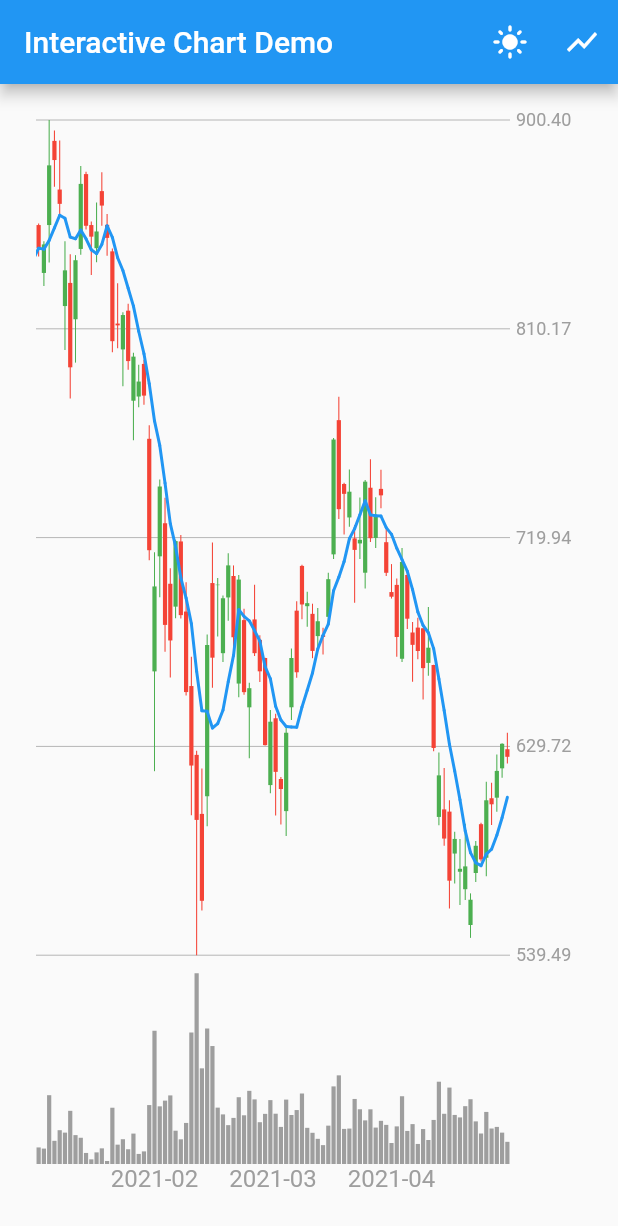
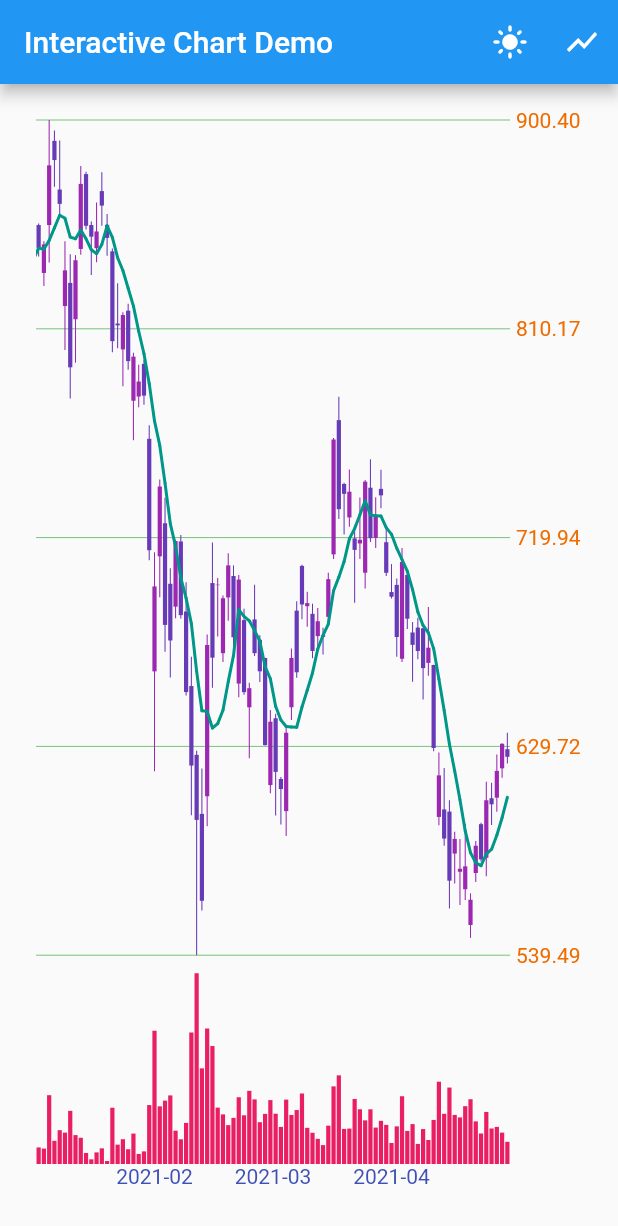
Before and after one commit to fluttercandies/flutter-interactive-chart, a Flutter app: the screen it shows after launch, after a tap on the "bar chart" icon, on a phone screen of 412 x 824 dp. Shown: the top 1226 px of the screen. Run offline on Flutter 3.47's test engine with Material 2 defaults, Android fonts, the phone set to English and light mode, and no system bars.

Commit message:
Add ChartStyle for customizing colors

```diff
--- a/example/lib/main.dart
+++ b/example/lib/main.dart
@@ -2,6 +2,7 @@ import 'package:flutter/material.dart';
 
 import 'package:interactive_chart/candle_data.dart';
 import 'package:interactive_chart/interactive_chart.dart';
+import 'package:interactive_chart/chart_style.dart';
 
 import 'mock_data.dart';
 
@@ -49,9 +50,23 @@ class _MyAppState extends State<MyApp> {
             ),
           ],
         ),
-        body: Padding(
-          padding: const EdgeInsets.all(24.0),
-          child: InteractiveChart(candles: _data),
+        body: SafeArea(
+          minimum: const EdgeInsets.all(24.0),
+          child: InteractiveChart(
+            candles: _data,
+            style: ChartStyle(
+              priceGainColor: Colors.purple,
+              priceLossColor: Colors.deepPurple,
+              volumeColor: Colors.pink,
+              trendLineColor: Colors.teal,
+              priceGridLineColor: Colors.green,
+              priceLabelStyle: TextStyle(color: Colors.orange[800]!),
+              dateLabelStyle: TextStyle(color: Colors.indigo),
+              selectionHighlightColor: Colors.yellow.withOpacity(0.5),
+              overlayBackgroundColor: Colors.blue[100]!.withOpacity(0.8),
+              overlayTextStyle: TextStyle(color: Colors.blue[900]),
+            ),
+          ),
         ),
       ),
     );
--- a/lib/candle_data.dart
+++ b/lib/candle_data.dart
@@ -6,7 +6,7 @@ class CandleData {
   final double? close;
   final double? volume;
 
-  double? priceMA; // moving average of [close]
+  double? trend; // data point for drawing trend line, e.g. moving average
 
   CandleData({
     required this.timestamp,
@@ -19,21 +19,22 @@ class CandleData {
 
   static void computeMA(List<CandleData> data, [int period = 7]) {
     if (data.length < period * 2) return;
-    final first = data.take(period).map((d) => d.close).whereType<double>();
-    double ma = first.reduce((a, b) => a + b) / first.length;
+    final firstPeriod =
+        data.take(period).map((d) => d.close).whereType<double>();
+    double ma = firstPeriod.reduce((a, b) => a + b) / firstPeriod.length;
 
     for (int i = period; i < data.length; i++) {
       final curr = data[i].close;
       final prev = data[i - period].close;
       if (curr != null && prev != null) {
         ma = (ma * period + curr - prev) / period;
-        data[i].priceMA = ma;
+        data[i].trend = ma;
       }
     }
   }
 
   static void deleteMA(List<CandleData> data) {
-    data.forEach((element) => element.priceMA = null);
+    data.forEach((element) => element.trend = null);
   }
 
   @override
--- a/lib/chart_painter.dart
+++ b/lib/chart_painter.dart
@@ -1,7 +1,6 @@
 import 'dart:math';
 
-import 'package:flutter/material.dart';
-import 'package:intl/intl.dart' as intl;
+import 'package:flutter/widgets.dart';
 
 import 'candle_data.dart';
 import 'painter_params.dart';
@@ -17,7 +16,7 @@ class ChartPainter extends CustomPainter {
     _drawDateLabels(canvas, params);
     _drawPriceGridAndLabels(canvas, params);
 
-    // Draw prices, volumes & moving averages
+    // Draw prices, volumes & trend line
     canvas.save();
     canvas.clipRect(Offset.zero & Size(params.chartWidth, params.chartHeight));
     // canvas.drawRect(
@@ -40,19 +39,7 @@ class ChartPainter extends CustomPainter {
   }
 
   void _drawDateLabels(canvas, PainterParams params) {
-    final count = params.candles.length;
-
-    String getDate(int timestamp) {
-      final date = DateTime.fromMillisecondsSinceEpoch(timestamp * 1000)
-          .toIso8601String()
-          .split("T")
-          .first
-          .split("-");
-
-      if (count < 20) return "${date[1]}-${date[2]}"; // mm-dd
-      return "${date[0]}-${date[1]}"; // yyyy-mm
-    }
-
+    // We draw one date label per 90 pixels of screen width
     final lineCount = params.chartWidth ~/ 90;
     final gap = 1 / (lineCount + 1);
     for (int i = 1; i <= lineCount; i++) {
@@ -60,13 +47,11 @@ class ChartPainter extends CustomPainter {
       final index = params.getCandleIndexFromOffset(x);
       if (index < params.candles.length) {
         final candle = params.candles[index];
+        final visibleDataCount = params.candles.length;
         final dateTp = TextPainter(
           text: TextSpan(
-            text: getDate(candle.timestamp),
-            style: TextStyle(
-              fontSize: 16,
-              color: Colors.grey,
-            ),
+            text: params.getDateLabel(candle.timestamp, visibleDataCount),
+            style: params.style.dateLabelStyle,
           ),
         )
           ..textDirection = TextDirection.ltr
@@ -85,15 +70,12 @@ class ChartPainter extends CustomPainter {
         Offset(params.chartWidth, params.fitPrice(y)),
         Paint()
           ..strokeWidth = 0.5
-          ..color = Colors.grey.withOpacity(1.0),
+          ..color = params.style.priceGridLineColor,
       );
       final priceTp = TextPainter(
         text: TextSpan(
-          text: y.toStringAsFixed(2),
-          style: TextStyle(
-            fontSize: 12,
-            color: Colors.grey,
-          ),
+          text: params.getPriceLabel(y),
+          style: params.style.priceLabelStyle,
         ),
       )
         ..textDirection = TextDirection.ltr
@@ -112,17 +94,15 @@ class ChartPainter extends CustomPainter {
     final x = i * params.candleWidth;
     final thickWidth = max(params.candleWidth * 0.8, 0.8);
     final thinWidth = max(params.candleWidth * 0.2, 0.2);
-    final maPaint = Paint() // paint used for moving average
-      ..strokeWidth = 2.0
-      ..strokeCap = StrokeCap.round
-      ..color = Colors.blue;
     // Draw price bar
     final open = candle.open;
     final close = candle.close;
     final high = candle.high;
     final low = candle.low;
-    if (open != null && close != null && high != null && low != null) {
-      final color = open > close ? Colors.red : Colors.green;
+    if (open != null && close != null) {
+      final color = open > close
+          ? params.style.priceLossColor
+          : params.style.priceGainColor;
       canvas.drawLine(
         Offset(x, params.fitPrice(open)),
         Offset(x, params.fitPrice(close)),
@@ -130,6 +110,7 @@ class ChartPainter extends CustomPainter {
           ..strokeWidth = thickWidth
           ..color = color,
       );
+      if (high != null && low != null) {
         canvas.drawLine(
           Offset(x, params.fitPrice(high)),
           Offset(x, params.fitPrice(low)),
@@ -137,6 +118,7 @@ class ChartPainter extends CustomPainter {
             ..strokeWidth = thinWidth
             ..color = color,
         );
+      }
     }
     // Draw volume bar
     final volume = candle.volume;
@@ -146,35 +128,42 @@ class ChartPainter extends CustomPainter {
         Offset(x, params.fitVolume(volume)),
         Paint()
           ..strokeWidth = thickWidth
-          ..color = Colors.grey,
+          ..color = params.style.volumeColor,
       );
     }
-    // Draw average line
-    final ma = candle.priceMA;
-    final prevMa = params.candles.at(i - 1)?.priceMA;
-    if (ma != null && prevMa != null) {
+    // Draw trend line
+    final trendLinePaint = Paint()
+      ..strokeWidth = 2.0
+      ..strokeCap = StrokeCap.round
+      ..color = params.style.trendLineColor;
+    final pt = candle.trend; // current data point
+    final prevPt = params.candles.at(i - 1)?.trend;
+    if (pt != null && prevPt != null) {
       canvas.drawLine(
-        Offset(x - params.candleWidth, params.fitPrice(prevMa)),
-        Offset(x, params.fitPrice(ma)),
-        maPaint,
+        Offset(x - params.candleWidth, params.fitPrice(prevPt)),
+        Offset(x, params.fitPrice(pt)),
+        trendLinePaint,
       );
     }
     if (i == 0) {
       // In the front, draw an extra line connecting to out-of-window data
-      if (ma != null && params.maLeading != null) {
+      if (pt != null && params.leadingTrend != null) {
         canvas.drawLine(
-          Offset(x - params.candleWidth, params.fitPrice(params.maLeading!)),
-          Offset(x, params.fitPrice(ma)),
-          maPaint,
+          Offset(x - params.candleWidth, params.fitPrice(params.leadingTrend!)),
+          Offset(x, params.fitPrice(pt)),
+          trendLinePaint,
         );
       }
     } else if (i == params.candles.length - 1) {
       // At the end, draw an extra line connecting to out-of-window data
-      if (ma != null && params.maTrailing != null) {
+      if (pt != null && params.trailingTrend != null) {
         canvas.drawLine(
-          Offset(x, params.fitPrice(ma)),
-          Offset(x + params.candleWidth, params.fitPrice(params.maTrailing!)),
-          maPaint,
+          Offset(x, params.fitPrice(pt)),
+          Offset(
+            x + params.candleWidth,
+            params.fitPrice(params.trailingTrend!),
+          ),
+          trendLinePaint,
         );
       }
     }
@@ -192,42 +181,28 @@ class ChartPainter extends CustomPainter {
         Offset(i * params.candleWidth, params.chartHeight),
         Paint()
           ..strokeWidth = max(params.candleWidth * 0.88, 1.0)
-          ..color = Colors.grey.withOpacity(0.2));
+          ..color = params.style.selectionHighlightColor);
     canvas.restore();
     // Draw info pane
     _drawTapInfoOverlay(canvas, params, candle);
   }
 
   void _drawTapInfoOverlay(canvas, PainterParams params, CandleData candle) {
-    final Color textColor = Colors.grey[200]!;
-    final Color panelBgColor = Colors.grey[600]!.withOpacity(0.9);
     final xGap = 8.0;
     final yGap = 4.0;
 
     TextPainter makeTP(String text) => TextPainter(
           text: TextSpan(
             text: text,
-            style: TextStyle(
-              fontSize: 16,
-              color: textColor,
-            ),
+            style: params.style.overlayTextStyle,
           ),
         )
           ..textDirection = TextDirection.ltr
           ..layout();
 
-    final labels = ["Date", "Open", "High", "Low", "Close", "Volume"]
-        .map((text) => makeTP(text))
-        .toList();
-    final values = [
-      intl.DateFormat.yMMMd()
-          .format(DateTime.fromMillisecondsSinceEpoch(candle.timestamp * 1000)),
-      candle.open?.toStringAsFixed(2) ?? "-",
-      candle.high?.toStringAsFixed(2) ?? "-",
-      candle.low?.toStringAsFixed(2) ?? "-",
-      candle.close?.toStringAsFixed(2) ?? "-",
-      candle.volume?.asAbbreviated() ?? "-",
-    ].map((text) => makeTP(text)).toList();
+    final info = params.getOverlayInfo(candle);
+    final labels = info.keys.map((text) => makeTP(text)).toList();
+    final values = info.values.map((text) => makeTP(text)).toList();
 
     final labelsMaxWidth = labels.map((tp) => tp.width).reduce(max);
     final valuesMaxWidth = values.map((tp) => tp.width).reduce(max);
@@ -257,7 +232,7 @@ class ChartPainter extends CustomPainter {
           Offset.zero & Size(panelWidth, panelHeight),
           Radius.circular(8),
         ),
-        Paint()..color = panelBgColor);
+        Paint()..color = params.style.overlayBackgroundColor);
     for (int i = 0; i < labels.length; i++) {
       labels[i].paint(
         canvas,
@@ -279,22 +254,6 @@ class ChartPainter extends CustomPainter {
   bool shouldRepaint(ChartPainter oldDelegate) => true;
 }
 
-extension Formatting on double {
-  String asPercent() {
-    final format = this < 100 ? "##0.00" : "#,###";
-    final v = intl.NumberFormat(format, "en_US").format(this);
-    return "${this >= 0 ? '+' : ''}$v%";
-  }
-
-  String asAbbreviated() {
-    if (this < 1000) return this.toStringAsFixed(3);
-    if (this >= 1e18) return this.toStringAsExponential(3);
-    final s = intl.NumberFormat("#,###", "en_US").format(this).split(",");
-    const suffixes = ["K", "M", "B", "T", "Q"];
-    return "${s[0]}.${s[1]}${suffixes[s.length - 2]}";
-  }
-}
-
 extension ElementAtOrNull<E> on List<E> {
   E? at(int index) {
     if (index < 0 || index >= length) return null;
--- /dev/null
+++ b/lib/chart_style.dart
@@ -0,0 +1,51 @@
+import 'package:flutter/material.dart';
+
+class ChartStyle {
+  final double volumeHeightFactor;
+  final double priceLabelWidth;
+  final double dateLabelHeight;
+
+  final TextStyle dateLabelStyle;
+  final TextStyle priceLabelStyle;
+  final TextStyle overlayTextStyle;
+
+  /// The color to use when the `close` price is higher than `open` price.
+  final Color priceGainColor;
+
+  /// The color to use when the `close` price is lower than `open` price.
+  final Color priceLossColor;
+
+  /// The color of the `volume` bars.
+  final Color volumeColor;
+
+  /// The color of the trend line, if available.
+  final Color trendLineColor;
+  final Color priceGridLineColor;
+  final Color selectionHighlightColor;
+  final Color overlayBackgroundColor;
+
+  const ChartStyle({
+    this.volumeHeightFactor = 0.2,
+    this.priceLabelWidth = 48.0,
+    this.dateLabelHeight = 24.0,
+    this.dateLabelStyle = const TextStyle(
+      fontSize: 16,
+      color: Colors.grey,
+    ),
+    this.priceLabelStyle = const TextStyle(
+      fontSize: 12,
+      color: Colors.grey,
+    ),
+    this.overlayTextStyle = const TextStyle(
+      fontSize: 16,
+      color: Colors.white,
+    ),
+    this.priceGainColor = Colors.green,
+    this.priceLossColor = Colors.red,
+    this.volumeColor = Colors.grey,
+    this.trendLineColor = Colors.blue,
+    this.priceGridLineColor = Colors.grey,
+    this.selectionHighlightColor = const Color(0x33757575),
+    this.overlayBackgroundColor = const Color(0xEE757575),
+  });
+}
--- a/lib/interactive_chart.dart
+++ b/lib/interactive_chart.dart
@@ -1,19 +1,20 @@
 import 'dart:math';
-import 'dart:ui';
 
-import 'package:flutter/foundation.dart';
-import 'package:flutter/material.dart';
+import 'package:flutter/widgets.dart';
 
 import 'candle_data.dart';
 import 'chart_painter.dart';
+import 'chart_style.dart';
 import 'painter_params.dart';
 
 class InteractiveChart extends StatefulWidget {
   final List<CandleData> candles;
+  final ChartStyle style;
 
-  const InteractiveChart({Key? key, required this.candles})
-      : assert(candles.length >= 3,
-            "InteractiveChart requires at least 3 data points"),
+  const InteractiveChart({Key? key, required this.candles, ChartStyle? style})
+      : this.style = style ?? const ChartStyle(),
+        assert(candles.length >= 3,
+            "InteractiveChart requires 3 or more CandleData"),
         super(key: key);
 
   @override
@@ -27,7 +28,7 @@ class _InteractiveChartState extends State<InteractiveChart> {
   // The x offset (in px) of current visible chart window,
   // measured against the beginning of the chart.
   // i.e. a value of 0.0 means we are displaying data for the very first day,
-  // and a value of 2 * _candleWidth would be skipping the first 2 days.
+  // and a value of 20 * _candleWidth would be skipping the first 20 days.
   late double _startOffset;
 
   // The position that user is currently tapping, null if user let go.
@@ -43,7 +44,7 @@ class _InteractiveChartState extends State<InteractiveChart> {
     return LayoutBuilder(
       builder: (BuildContext context, BoxConstraints constraints) {
         final size = constraints.biggest;
-        final w = size.width - PainterParams.priceLabelWidth;
+        final w = size.width - widget.style.priceLabelWidth;
         _handleResize(w);
 
         // Find the visible data range
@@ -52,17 +53,24 @@ class _InteractiveChartState extends State<InteractiveChart> {
         final int end = (start + count).clamp(start, widget.candles.length);
         final candlesInRange = widget.candles.getRange(start, end).toList();
         if (end < widget.candles.length) {
+          // Put in an extra item, since it can become visible when scrolling
           final nextItem = widget.candles[end];
           candlesInRange.add(nextItem);
         }
 
-        // If possible, find neighbouring "moving average" data,
+        // If possible, find neighbouring trend line data,
         // so the chart could draw better-connected lines
-        final maLeading = widget.candles.at(start - 1)?.priceMA;
-        final maTrailing = widget.candles.at(end + 1)?.priceMA;
+        final leadingTrend = widget.candles.at(start - 1)?.trend;
+        final trailingTrend = widget.candles.at(end + 1)?.trend;
 
-        // Find the horizontal shift needed when drawing the candles
-        final xShift = _candleWidth / 2 - (_startOffset - start * _candleWidth);
+        // Find the horizontal shift needed when drawing the candles.
+        // First, always shift the chart by half a candle, because when we
+        // draw a line using a thick paint, it spreads to both sides.
+        // Then, we find out how much "fraction" of a candle is visible, since
+        // when users scroll, they don't always stop at exact intervals.
+        final halfCandle = _candleWidth / 2;
+        final fractionCandle = _startOffset - start * _candleWidth;
+        final xShift = halfCandle - fractionCandle;
 
         // Calculate min and max among the visible data
         final maxPrice =
@@ -92,6 +100,7 @@ class _InteractiveChartState extends State<InteractiveChart> {
             tween: PainterParamsTween(
               end: PainterParams(
                 candles: candlesInRange,
+                style: widget.style,
                 size: size,
                 candleWidth: _candleWidth,
                 startOffset: _startOffset,
@@ -101,15 +110,14 @@ class _InteractiveChartState extends State<InteractiveChart> {
                 minVol: minVol,
                 xShift: xShift,
                 tapPosition: _tapPosition,
-                maLeading: maLeading,
-                maTrailing: maTrailing,
+                leadingTrend: leadingTrend,
+                trailingTrend: trailingTrend,
               ),
             ),
             // duration: Duration.zero,
             duration: Duration(milliseconds: 300),
             curve: Curves.easeOut,
-            builder:
-                (BuildContext context, PainterParams params, Widget? child) {
+            builder: (_, PainterParams params, __) {
               return CustomPaint(
                 size: size,
                 painter: ChartPainter(params),
@@ -124,22 +132,19 @@ class _InteractiveChartState extends State<InteractiveChart> {
   _onScaleUpdate(details, double w) {
     // Handle zoom
     final candleWidth = (_prevCandleWidth * details.scale)
-        .clamp(_getMaxCandleWidth(w), _getMinCandleWidth(w));
+        .clamp(_getMinCandleWidth(w), _getMaxCandleWidth(w));
     final clampedScale = candleWidth / _prevCandleWidth;
     var startOffset = _prevStartOffset * clampedScale;
     // Handle pan
     final dx = (details.localFocalPoint - _initialFocalPoint).dx * -1;
     startOffset += dx;
     // Adjust pan when zooming
-    final focalPointFactor = details.localFocalPoint.dx / w;
     final double prevCount = w / _prevCandleWidth;
     final double currCount = w / _candleWidth;
     final zoomAdjustment = (currCount - prevCount) * _candleWidth;
+    final focalPointFactor = details.localFocalPoint.dx / w;
     startOffset -= zoomAdjustment * focalPointFactor;
-    startOffset = startOffset.clamp(
-      0,
-      _getMaxStartOffset(w, candleWidth),
-    );
+    startOffset = startOffset.clamp(0, _getMaxStartOffset(w, candleWidth));
     // Apply changes
     setState(() {
       _candleWidth = candleWidth;
@@ -152,8 +157,8 @@ class _InteractiveChartState extends State<InteractiveChart> {
     if (_prevChartWidth != null) {
       // Re-clamp when size changes (e.g. screen rotation)
       _candleWidth = _candleWidth.clamp(
+        _getMinCandleWidth(w),
         _getMaxCandleWidth(w),
-        _getMinCandleWidth(w),
       );
       _startOffset = _startOffset.clamp(
         0,
@@ -169,10 +174,13 @@ class _InteractiveChartState extends State<InteractiveChart> {
     _prevChartWidth = w;
   }
 
-  double _getMaxCandleWidth(double w) => w / widget.candles.length;
+  // The narrowest candle width, i.e. when drawing all available data points.
+  double _getMinCandleWidth(double w) => w / widget.candles.length;
 
-  double _getMinCandleWidth(double w) => w / min(14, widget.candles.length);
+  // The widest candle width, e.g. when drawing 14 day chart
+  double _getMaxCandleWidth(double w) => w / min(14, widget.candles.length);
 
+  // Max start offset: how far can we scroll towards the end of the chart
   double _getMaxStartOffset(double w, double candleWidth) {
     final count = w / candleWidth; // visible candles in the window
     final start = widget.candles.length - count;
--- a/lib/painter_params.dart
+++ b/lib/painter_params.dart
@@ -1,15 +1,13 @@
 import 'dart:ui';
+import 'package:flutter/widgets.dart';
+import 'package:intl/intl.dart' as intl;
 
-import 'package:flutter/material.dart';
-
+import 'chart_style.dart';
 import 'candle_data.dart';
 
 class PainterParams {
-  static const double volumeHeightFactor = 0.2;
-  static const double priceLabelWidth = 48.0;
-  static const double dateLabelHeight = 24.0;
-
   final List<CandleData> candles;
+  final ChartStyle style;
   final Size size;
   final double candleWidth;
   final double startOffset;
@@ -18,14 +16,15 @@ class PainterParams {
   final double minPrice;
   final double maxVol;
   final double minVol;
+
   final double xShift;
-
   final Offset? tapPosition;
-  final double? maLeading;
-  final double? maTrailing;
+  final double? leadingTrend;
+  final double? trailingTrend;
 
   PainterParams({
     required this.candles,
+    required this.style,
     required this.size,
     required this.candleWidth,
     required this.startOffset,
@@ -35,14 +34,17 @@ class PainterParams {
     required this.minVol,
     required this.xShift,
     required this.tapPosition,
-    required this.maLeading,
-    required this.maTrailing,
+    required this.leadingTrend,
+    required this.trailingTrend,
   });
 
-  double get chartWidth => size.width - priceLabelWidth; // width w/o labels
-  double get chartHeight => size.height - dateLabelHeight; // height w/o labels
+  double get chartWidth => // width without price labels
+      size.width - style.priceLabelWidth;
 
-  double get volumeHeight => chartHeight * PainterParams.volumeHeightFactor;
+  double get chartHeight => // height without date labels
+      size.height - style.dateLabelHeight;
+
+  double get volumeHeight => chartHeight * style.volumeHeightFactor;
 
   double get priceHeight => chartHeight - volumeHeight;
 
@@ -63,11 +65,43 @@ class PainterParams {
     return volumeHeight - vol + priceHeight - baseAmount;
   }
 
+  String getDateLabel(int timestamp, int visibleDataCount) {
+    final date = DateTime.fromMillisecondsSinceEpoch(timestamp * 1000)
+        .toIso8601String()
+        .split("T")
+        .first
+        .split("-");
+
+    if (visibleDataCount > 20) {
+      // If more than 20 data points are visible, we should show year and month.
+      return "${date[0]}-${date[1]}"; // yyyy-mm
+    } else {
+      // Otherwise, we should show month and date.
+      return "${date[1]}-${date[2]}"; // mm-dd
+    }
+  }
+
+  String getPriceLabel(double price) => price.toStringAsFixed(2);
+
+  Map<String, String> getOverlayInfo(CandleData candle) {
+    final date = intl.DateFormat.yMMMd()
+        .format(DateTime.fromMillisecondsSinceEpoch(candle.timestamp * 1000));
+    return {
+      "Date": date,
+      "Open": candle.open?.toStringAsFixed(2) ?? "-",
+      "High": candle.high?.toStringAsFixed(2) ?? "-",
+      "Low": candle.low?.toStringAsFixed(2) ?? "-",
+      "Close": candle.close?.toStringAsFixed(2) ?? "-",
+      "Volume": candle.volume?.asAbbreviated() ?? "-",
+    };
+  }
+
   static PainterParams lerp(PainterParams a, PainterParams b, double t) {
     double lerpField(double getField(PainterParams p)) =>
         lerpDouble(getField(a), getField(b), t)!;
     return PainterParams(
       candles: b.candles,
+      style: b.style,
       size: b.size,
       candleWidth: b.candleWidth,
       startOffset: b.startOffset,
@@ -77,8 +111,8 @@ class PainterParams {
       minVol: lerpField((p) => p.minVol),
       xShift: b.xShift,
       tapPosition: b.tapPosition,
-      maLeading: b.maLeading,
-      maTrailing: b.maTrailing,
+      leadingTrend: b.leadingTrend,
+      trailingTrend: b.trailingTrend,
     );
   }
 }
@@ -92,3 +126,19 @@ class PainterParamsTween extends Tween<PainterParams> {
   @override
   PainterParams lerp(double t) => PainterParams.lerp(begin ?? end!, end!, t);
 }
+
+extension Formatting on double {
+  String asPercent() {
+    final format = this < 100 ? "##0.00" : "#,###";
+    final v = intl.NumberFormat(format, "en_US").format(this);
+    return "${this >= 0 ? '+' : ''}$v%";
+  }
+
+  String asAbbreviated() {
+    if (this < 1000) return this.toStringAsFixed(3);
+    if (this >= 1e18) return this.toStringAsExponential(3);
+    final s = intl.NumberFormat("#,###", "en_US").format(this).split(",");
+    const suffixes = ["K", "M", "B", "T", "Q"];
+    return "${s[0]}.${s[1]}${suffixes[s.length - 2]}";
+  }
+}
```
Lines whose indentation alone changed are shown as unchanged.
